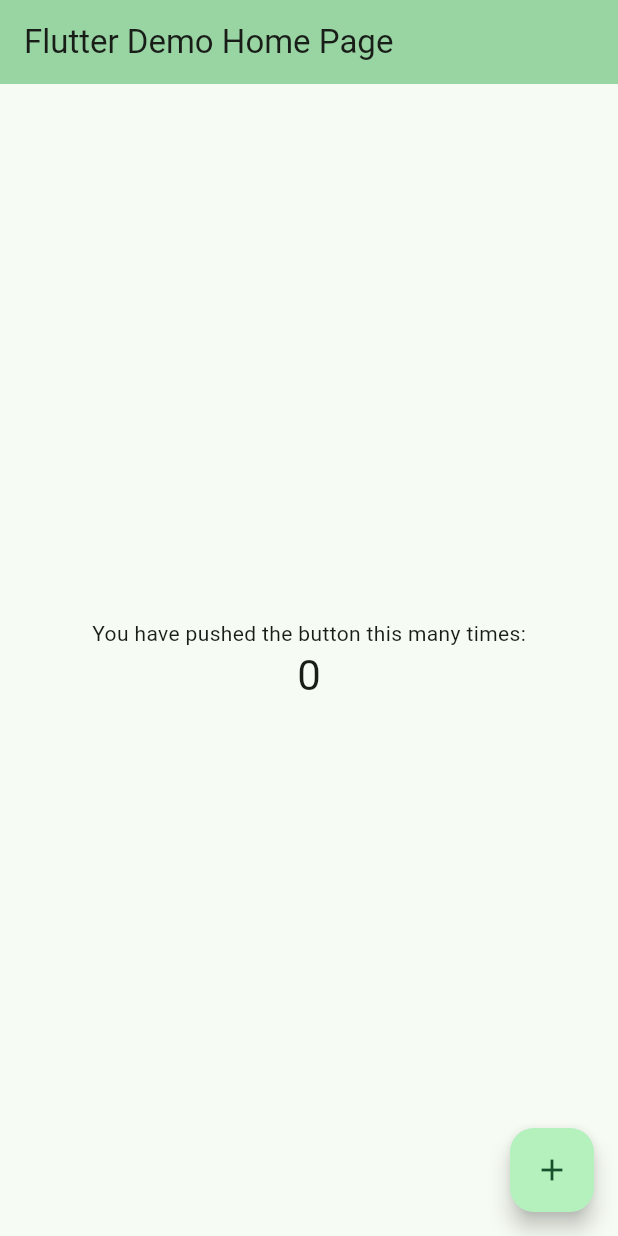
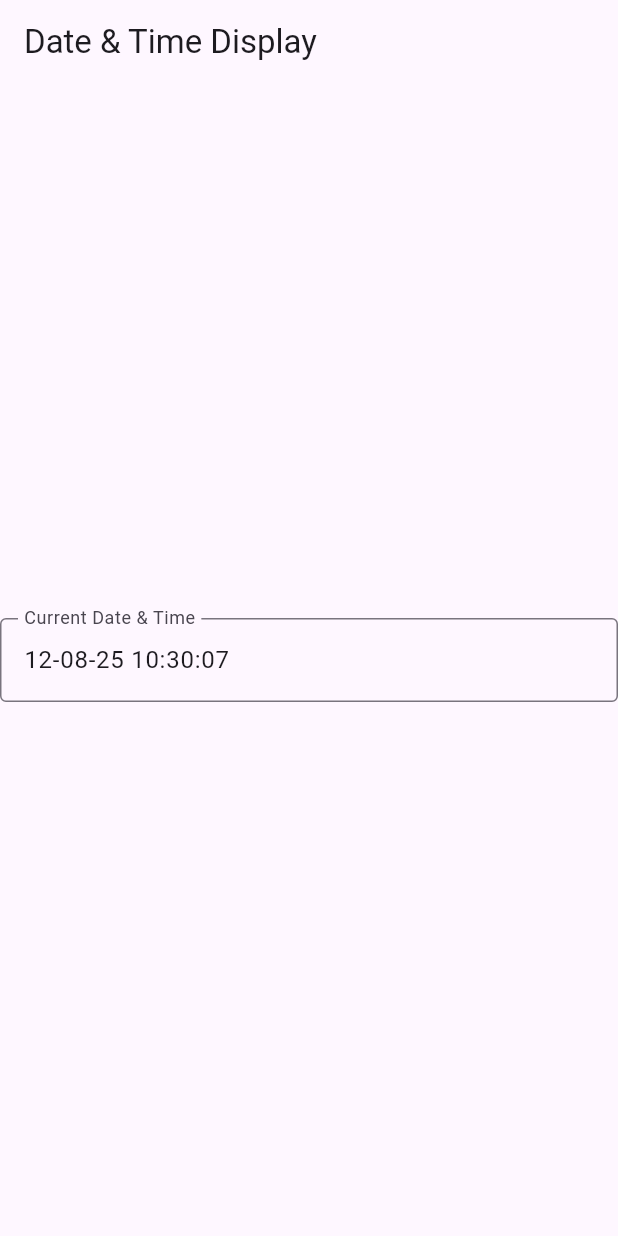
Before and after one commit to ppedro20/weather_app, a Flutter app: the screen it shows after launch, on a phone screen of 412 x 824 dp. Run offline on Flutter 3.47's test engine with Material 3 defaults, Android fonts, the phone set to English and light mode, and no system bars.

Commit message:
feat: textbox with date and time

```diff
--- a/lib/main.dart
+++ b/lib/main.dart
@@ -1,122 +1,59 @@
+import 'dart:async';
+import 'package:intl/intl.dart';
 import 'package:flutter/material.dart';
 
 void main() {
-  runApp(const MyApp());
+  runApp(MyApp());
 }
 
 class MyApp extends StatelessWidget {
   const MyApp({super.key});
 
-  // This widget is the root of your application.
   @override
   Widget build(BuildContext context) {
-    return MaterialApp(
-      title: 'Flutter Demo',
-      theme: ThemeData(
-        // This is the theme of your application.
-        //
-        // TRY THIS: Try running your application with "flutter run". You'll see
-        // the application has a purple toolbar. Then, without quitting the app,
-        // try changing the seedColor in the colorScheme below to Colors.green
-        // and then invoke "hot reload" (save your changes or press the "hot
-        // reload" button in a Flutter-supported IDE, or press "r" if you used
-        // the command line to start the app).
-        //
-        // Notice that the counter didn't reset back to zero; the application
-        // state is not lost during the reload. To reset the state, use hot
-        // restart instead.
-        //
-        // This works for code too, not just values: Most code changes can be
-        // tested with just a hot reload.
-        colorScheme: ColorScheme.fromSeed(seedColor: const Color.fromARGB(255, 0, 255, 132)),
-      ),
-      home: const MyHomePage(title: 'Flutter Demo Home Page'),
-    );
+    return MaterialApp(home: DateTimeDisplay());
   }
 }
 
-class MyHomePage extends StatefulWidget {
-  const MyHomePage({super.key, required this.title});
-
-  // This widget is the home page of your application. It is stateful, meaning
-  // that it has a State object (defined below) that contains fields that affect
-  // how it looks.
-
-  // This class is the configuration for the state. It holds the values (in this
-  // case the title) provided by the parent (in this case the App widget) and
-  // used by the build method of the State. Fields in a Widget subclass are
-  // always marked "final".
-
-  final String title;
+class DateTimeDisplay extends StatefulWidget {
+  const DateTimeDisplay({super.key});
 
   @override
-  State<MyHomePage> createState() => _MyHomePageState();
+  DateTimeDisplayState createState() => DateTimeDisplayState();
 }
 
-class _MyHomePageState extends State<MyHomePage> {
-  int _counter = 0;
+class DateTimeDisplayState extends State<DateTimeDisplay> {
+  String _dateTimeString = '';
 
-  void _incrementCounter() {
+  @override
+  void initState() {
+    super.initState();
+    _updateTime();
+    Timer.periodic(Duration(seconds: 1), (Timer t) => _updateTime());
+  }
+
+  void _updateTime() {
+    final now = DateTime.now();
+    final formatter = DateFormat('dd-MM-yy HH:mm:ss');
     setState(() {
-      // This call to setState tells the Flutter framework that something has
-      // changed in this State, which causes it to rerun the build method below
-      // so that the display can reflect the updated values. If we changed
-      // _counter without calling setState(), then the build method would not be
-      // called again, and so nothing would appear to happen.
-      _counter++;
+      _dateTimeString = formatter.format(now);
     });
   }
 
   @override
   Widget build(BuildContext context) {
-    // This method is rerun every time setState is called, for instance as done
-    // by the _incrementCounter method above.
-    //
-    // The Flutter framework has been optimized to make rerunning build methods
-    // fast, so that you can just rebuild anything that needs updating rather
-    // than having to individually change instances of widgets.
     return Scaffold(
-      appBar: AppBar(
-        // TRY THIS: Try changing the color here to a specific color (to
-        // Colors.amber, perhaps?) and trigger a hot reload to see the AppBar
-        // change color while the other colors stay the same.
-        backgroundColor: Theme.of(context).colorScheme.inversePrimary,
-        // Here we take the value from the MyHomePage object that was created by
-        // the App.build method, and use it to set our appbar title.
-        title: Text(widget.title),
-      ),
+      appBar: AppBar(title: Text("Date & Time Display")),
       body: Center(
-        // Center is a layout widget. It takes a single child and positions it
-        // in the middle of the parent.
-        child: Column(
-          // Column is also a layout widget. It takes a list of children and
-          // arranges them vertically. By default, it sizes itself to fit its
-          // children horizontally, and tries to be as tall as its parent.
-          //
-          // Column has various properties to control how it sizes itself and
-          // how it positions its children. Here we use mainAxisAlignment to
-          // center the children vertically; the main axis here is the vertical
-          // axis because Columns are vertical (the cross axis would be
-          // horizontal).
-          //
-          // TRY THIS: Invoke "debug painting" (choose the "Toggle Debug Paint"
-          // action in the IDE, or press "p" in the console), to see the
-          // wireframe for each widget.
-          mainAxisAlignment: MainAxisAlignment.center,
-          children: <Widget>[
-            const Text('You have pushed the button this many times:'),
-            Text(
-              '$_counter',
-              style: Theme.of(context).textTheme.headlineMedium,
-            ),
-          ],
+        child: TextField(
+          readOnly: true,
+          decoration: InputDecoration(
+            labelText: "Current Date & Time",
+            border: OutlineInputBorder(),
+          ),
+          controller: TextEditingController(text: _dateTimeString),
         ),
       ),
-      floatingActionButton: FloatingActionButton(
-        onPressed: _incrementCounter,
-        tooltip: 'Increment',
-        child: const Icon(Icons.add),
-      ), // This trailing comma makes auto-formatting nicer for build methods.
     );
   }
 }
--- a/pubspec.yaml
+++ b/pubspec.yaml
@@ -34,6 +34,7 @@ dependencies:
   # The following adds the Cupertino Icons font to your application.
   # Use with the CupertinoIcons class for iOS style icons.
   cupertino_icons: ^1.0.8
+  intl: ^0.18.0
 
 dev_dependencies:
   flutter_test:
```
Also changed, not shown: pubspec.lock.
